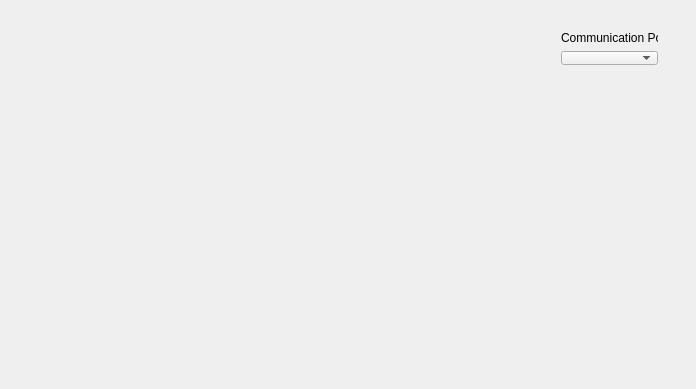
The window that widget.ui (ContraMolinos/ArduinoSonar) describes before a commit, drawn with Qt 5.
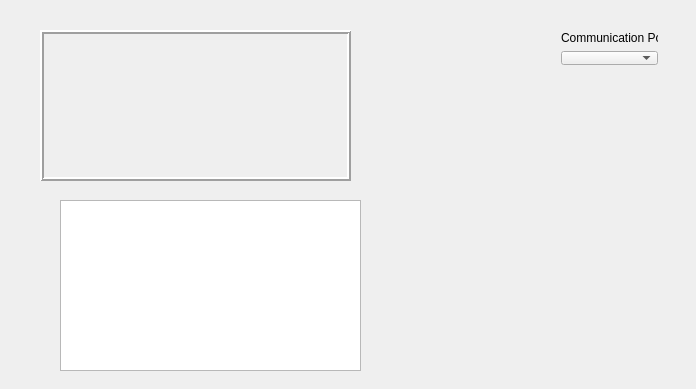
The same window after the commit.

Commit message: Version beta 0.1. It can read the port and dump the result on a temporary widget.

Diff of the .ui file:
```diff
--- a/widget.ui
+++ b/widget.ui
@@ -13,7 +13,7 @@
   <property name="windowTitle">
    <string>Arduino Sonar</string>
   </property>
-  <widget class="QWidget" name="">
+  <widget class="QWidget" name="layoutWidget">
    <property name="geometry">
     <rect>
      <x>550</x>
@@ -35,6 +35,38 @@
     </item>
    </layout>
   </widget>
+  <widget class="QFrame" name="outDrawing">
+   <property name="geometry">
+    <rect>
+     <x>40</x>
+     <y>30</y>
+     <width>311</width>
+     <height>151</height>
+    </rect>
+   </property>
+   <property name="frameShape">
+    <enum>QFrame::Box</enum>
+   </property>
+   <property name="frameShadow">
+    <enum>QFrame::Raised</enum>
+   </property>
+   <property name="lineWidth">
+    <number>2</number>
+   </property>
+   <property name="midLineWidth">
+    <number>0</number>
+   </property>
+  </widget>
+  <widget class="QPlainTextEdit" name="plainTextEdit">
+   <property name="geometry">
+    <rect>
+     <x>60</x>
+     <y>200</y>
+     <width>301</width>
+     <height>171</height>
+    </rect>
+   </property>
+  </widget>
  </widget>
  <layoutdefault spacing="6" margin="11"/>
  <resources/>
```
The commit also changes 5 other files.
